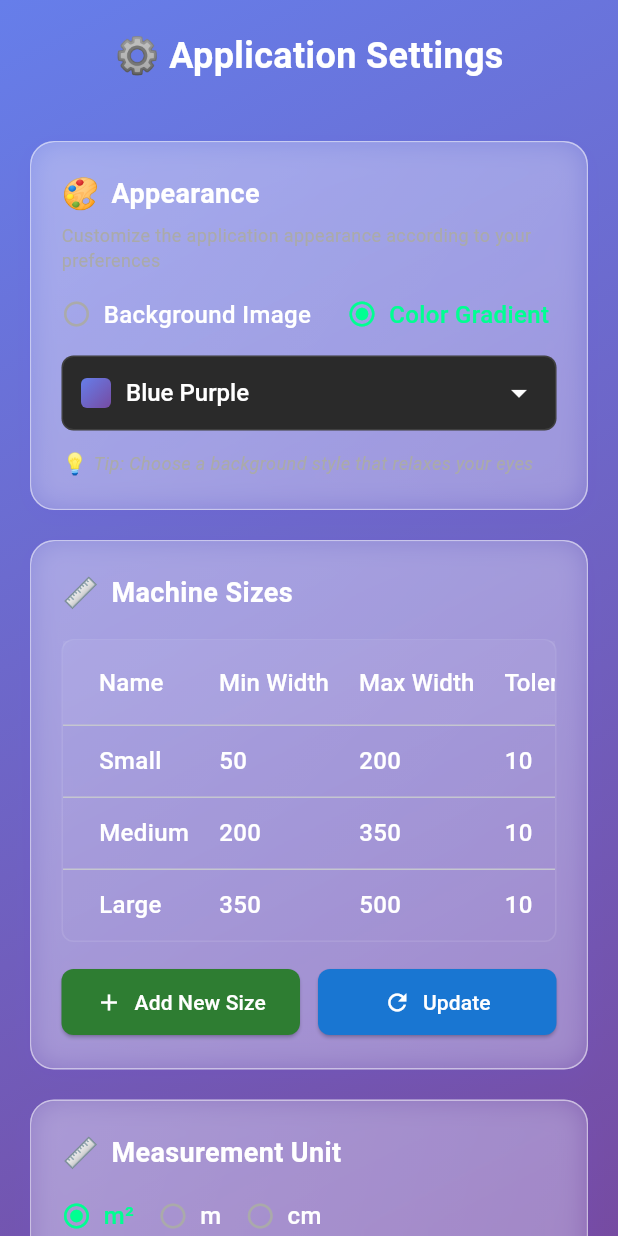
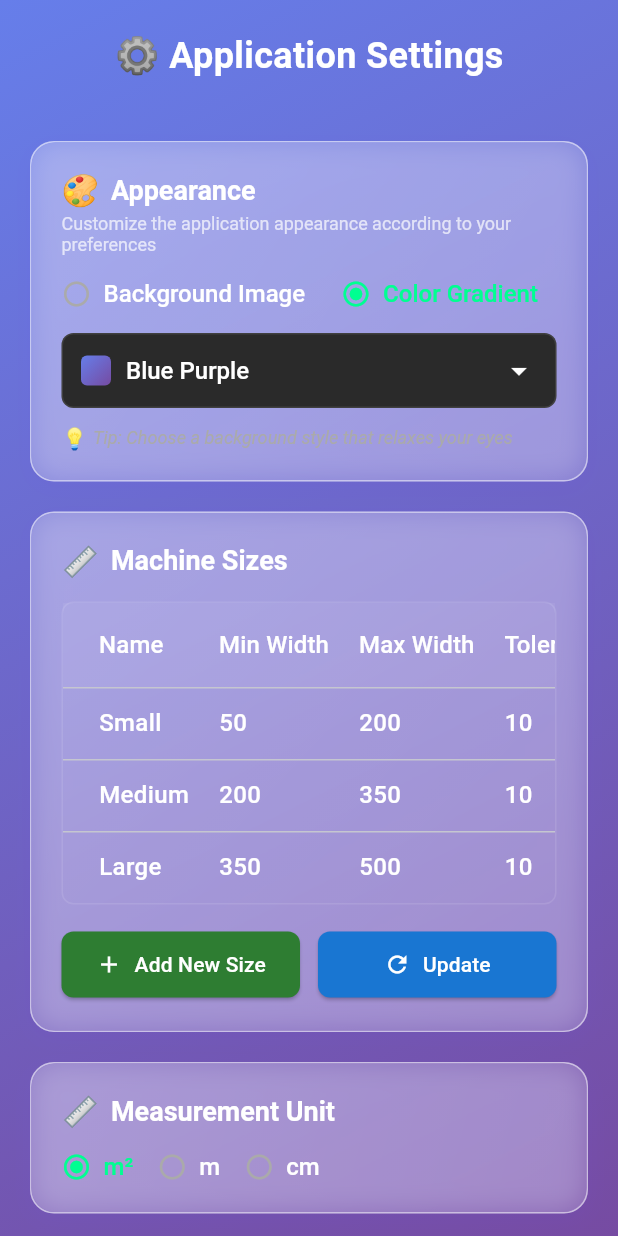
Before and after one commit to assem2023-habib/Cut-Optimizer_mobile_app, a Flutter app: the screen it shows after launch, after a tap on the "settings" icon, on a phone screen of 412 x 824 dp. Run offline on Flutter 3.47's test engine with Material 3 defaults, Android fonts, the phone set to English and light mode, and no system bars; our stand-ins replace file_picker, image_picker, open_file, share_plus; missing offline and left inert: excel, syncfusion_flutter_xlsio, universal_html; Roboto replaces fonts that are missing (Arial, Segoe UI).

Commit message:
make dynamic text color

```diff
--- a/lib/features/settings/widgets/appearance_settings_widget.dart
+++ b/lib/features/settings/widgets/appearance_settings_widget.dart
@@ -2,6 +2,7 @@ import 'package:flutter/material.dart';
 import '../../../models/config.dart';
 import '../../../services/background_service.dart';
 import '../styles/settings_theme.dart';
+import '../../../utils/background_color_helper.dart';
 import 'glass_container.dart';
 
 class AppearanceSettingsWidget extends StatelessWidget {
@@ -20,7 +21,12 @@ class AppearanceSettingsWidget extends StatelessWidget {
 
   @override
   Widget build(BuildContext context) {
+    final textColor = BackgroundColorHelper.getTextColorFromConfig(config);
+    final secondaryTextColor =
+        BackgroundColorHelper.getSecondaryTextColorFromConfig(config);
+
     return GlassContainer(
+      textColor: textColor,
       child: Column(
         crossAxisAlignment: CrossAxisAlignment.start,
         children: [
@@ -30,9 +36,17 @@ class AppearanceSettingsWidget extends StatelessWidget {
             children: [
               Row(
                 children: [
-                  const Text('🎨', style: TextStyle(fontSize: 20)),
+                  Text('🎨', style: TextStyle(fontSize: 20)),
                   const SizedBox(width: 8),
-                  Text('Appearance', style: SettingsTheme.sectionTitle),
+                  Text(
+                    'Appearance',
+                    style: TextStyle(
+                      fontFamily: 'Segoe UI',
+                      fontSize: 18,
+                      fontWeight: FontWeight.w600,
+                      color: textColor,
+                    ),
+                  ),
                 ],
               ),
             ],
@@ -40,7 +54,11 @@ class AppearanceSettingsWidget extends StatelessWidget {
           const SizedBox(height: 4),
           Text(
             'Customize the application appearance according to your preferences',
-            style: SettingsTheme.cardSubtext.copyWith(fontSize: 12),
+            style: TextStyle(
+              fontFamily: 'Segoe UI',
+              fontSize: 12,
+              color: secondaryTextColor,
+            ),
           ),
           const SizedBox(height: 16),
 
--- a/lib/features/settings/widgets/glass_container.dart
+++ b/lib/features/settings/widgets/glass_container.dart
@@ -5,12 +5,14 @@ class GlassContainer extends StatelessWidget {
   final Widget child;
   final EdgeInsetsGeometry? padding;
   final double borderRadius;
+  final Color? textColor; // Optional text color override
 
   const GlassContainer({
     super.key,
     required this.child,
     this.padding = const EdgeInsets.all(20),
     this.borderRadius = 16,
+    this.textColor,
   });
 
   @override
@@ -44,7 +46,10 @@ class GlassContainer extends StatelessWidget {
                 ],
               ),
             ),
-            child: child,
+            child: DefaultTextStyle(
+              style: TextStyle(color: textColor ?? Colors.white),
+              child: child,
+            ),
           ),
         ),
       ),
--- a/lib/features/settings/widgets/machine_sizes_widget.dart
+++ b/lib/features/settings/widgets/machine_sizes_widget.dart
@@ -1,6 +1,7 @@
 import 'package:flutter/material.dart';
 import '../../../models/config.dart';
 import '../styles/settings_theme.dart';
+import '../../../utils/background_color_helper.dart';
 import 'glass_container.dart';
 
 class MachineSizesWidget extends StatelessWidget {
@@ -19,7 +20,10 @@ class MachineSizesWidget extends StatelessWidget {
 
   @override
   Widget build(BuildContext context) {
+    final textColor = BackgroundColorHelper.getTextColorFromConfig(config);
+
     return GlassContainer(
+      textColor: textColor,
       child: Column(
         crossAxisAlignment: CrossAxisAlignment.start,
         children: [
@@ -28,7 +32,15 @@ class MachineSizesWidget extends StatelessWidget {
             children: [
               const Text('📏', style: TextStyle(fontSize: 20)),
               const SizedBox(width: 8),
-              Text('Machine Sizes', style: SettingsTheme.sectionTitle),
+              Text(
+                'Machine Sizes',
+                style: TextStyle(
+                  fontFamily: 'Segoe UI',
+                  fontSize: 18,
+                  fontWeight: FontWeight.w600,
+                  color: textColor,
+                ),
+              ),
             ],
           ),
           const SizedBox(height: 16),
--- a/lib/features/settings/widgets/measurement_settings_widget.dart
+++ b/lib/features/settings/widgets/measurement_settings_widget.dart
@@ -1,6 +1,7 @@
 import 'package:flutter/material.dart';
 import '../../../models/config.dart';
 import '../styles/settings_theme.dart';
+import '../../../utils/background_color_helper.dart';
 import 'glass_container.dart';
 
 class MeasurementSettingsWidget extends StatelessWidget {
@@ -15,7 +16,10 @@ class MeasurementSettingsWidget extends StatelessWidget {
 
   @override
   Widget build(BuildContext context) {
+    final textColor = BackgroundColorHelper.getTextColorFromConfig(config);
+
     return GlassContainer(
+      textColor: textColor,
       child: Column(
         crossAxisAlignment: CrossAxisAlignment.start,
         children: [
@@ -23,7 +27,15 @@ class MeasurementSettingsWidget extends StatelessWidget {
             children: [
               const Text('📏', style: TextStyle(fontSize: 20)),
               const SizedBox(width: 8),
-              Text('Measurement Unit', style: SettingsTheme.sectionTitle),
+              Text(
+                'Measurement Unit',
+                style: TextStyle(
+                  fontFamily: 'Segoe UI',
+                  fontSize: 18,
+                  fontWeight: FontWeight.w600,
+                  color: textColor,
+                ),
+              ),
             ],
           ),
           const SizedBox(height: 16),
--- /dev/null
+++ b/lib/utils/background_color_helper.dart
@@ -0,0 +1,71 @@
+import 'package:flutter/material.dart';
+import '../services/background_service.dart';
+import '../models/config.dart';
+
+class BackgroundColorHelper {
+  /// Calculate luminance of a color (0.0 = black, 1.0 = white)
+  static double calculateLuminance(Color color) {
+    return color.computeLuminance();
+  }
+
+  /// Calculate average luminance of a gradient
+  static double calculateGradientLuminance(List<Color> colors) {
+    if (colors.isEmpty) return 0.5;
+
+    double totalLuminance = 0;
+    for (var color in colors) {
+      totalLuminance += calculateLuminance(color);
+    }
+    return totalLuminance / colors.length;
+  }
+
+  /// Determine if a gradient is dark (returns true if dark, false if light)
+  static bool isGradientDark(List<Color> colors) {
+    double avgLuminance = calculateGradientLuminance(colors);
+    // Threshold at 0.5 - below is dark, above is light
+    return avgLuminance < 0.5;
+  }
+
+  /// Get appropriate text color based on background gradient ID
+  static Color getTextColorForBackground(String backgroundImage) {
+    // If it's a gradient
+    if (backgroundImage.startsWith('gradient_')) {
+      // Find the gradient in presets
+      final gradient = BackgroundService.presetGradients.firstWhere(
+        (g) => g.id == backgroundImage,
+        orElse: () => BackgroundService.presetGradients.first,
+      );
+
+      bool isDark = isGradientDark(gradient.colors);
+      return isDark ? Colors.white : const Color(0xFF1A1A1A);
+    }
+
+    // For custom images, default to white (most images tend to be darker)
+    return Colors.white;
+  }
+
+  /// Get secondary text color (for subtitles, hints, etc.)
+  static Color getSecondaryTextColorForBackground(String backgroundImage) {
+    if (backgroundImage.startsWith('gradient_')) {
+      final gradient = BackgroundService.presetGradients.firstWhere(
+        (g) => g.id == backgroundImage,
+        orElse: () => BackgroundService.presetGradients.first,
+      );
+
+      bool isDark = isGradientDark(gradient.colors);
+      return isDark ? Colors.white.withOpacity(0.7) : const Color(0xFF555555);
+    }
+
+    return Colors.white.withOpacity(0.7);
+  }
+
+  /// Get text color directly from Config object
+  static Color getTextColorFromConfig(Config config) {
+    return getTextColorForBackground(config.backgroundImage);
+  }
+
+  /// Get secondary text color directly from Config object
+  static Color getSecondaryTextColorFromConfig(Config config) {
+    return getSecondaryTextColorForBackground(config.backgroundImage);
+  }
+}
```
